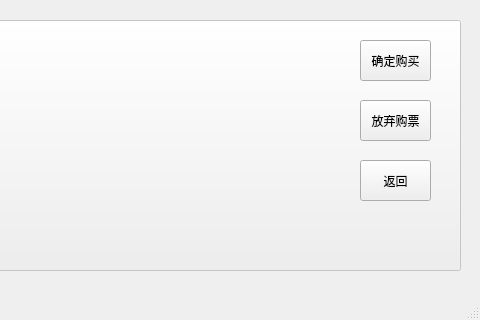
bjutSecurityst/Dtrip, file ticketwindow.ui: the form before one commit; both pictures show x 800 to 1280 and y 400 to 720 of the 1280 by 720 pixel window.
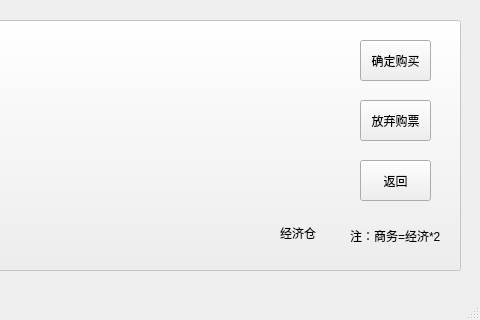
The form after the commit. Icons and pictures are not drawn.

Commit message: 第16次提交：修复了移除搜索票务列表后用户票务数据也会一同删除的问题。新增经济舱与商务舱的区分，新增用户画像，调整了部分控件大小，设定了用户信息统计地图的大小为固定值，释放了一些不必要的参数，优化空间管理，新增退出按钮。

```diff
--- a/ticketwindow.ui
+++ b/ticketwindow.ui
@@ -168,6 +168,35 @@
      <string>返回</string>
     </property>
    </widget>
+   <widget class="QLabel" name="label_3">
+    <property name="geometry">
+     <rect>
+      <x>1150</x>
+      <y>620</y>
+      <width>101</width>
+      <height>31</height>
+     </rect>
+    </property>
+    <property name="text">
+     <string>注：商务=经济*2</string>
+    </property>
+   </widget>
+   <widget class="QLabel" name="label_4">
+    <property name="geometry">
+     <rect>
+      <x>1080</x>
+      <y>622</y>
+      <width>51</width>
+      <height>21</height>
+     </rect>
+    </property>
+    <property name="styleSheet">
+     <string notr="true">font: 700 12pt &quot;Microsoft YaHei UI&quot;;</string>
+    </property>
+    <property name="text">
+     <string>经济仓</string>
+    </property>
+   </widget>
    <zorder>pushButton</zorder>
    <zorder>label</zorder>
    <zorder>verticalLayoutWidget</zorder>
@@ -177,6 +206,8 @@
    <zorder>pushButton_2</zorder>
    <zorder>pushButton_3</zorder>
    <zorder>pushButton_4</zorder>
+   <zorder>label_3</zorder>
+   <zorder>label_4</zorder>
   </widget>
   <widget class="QStatusBar" name="statusbar"/>
  </widget>
```
The commit also changes 31 other files.
